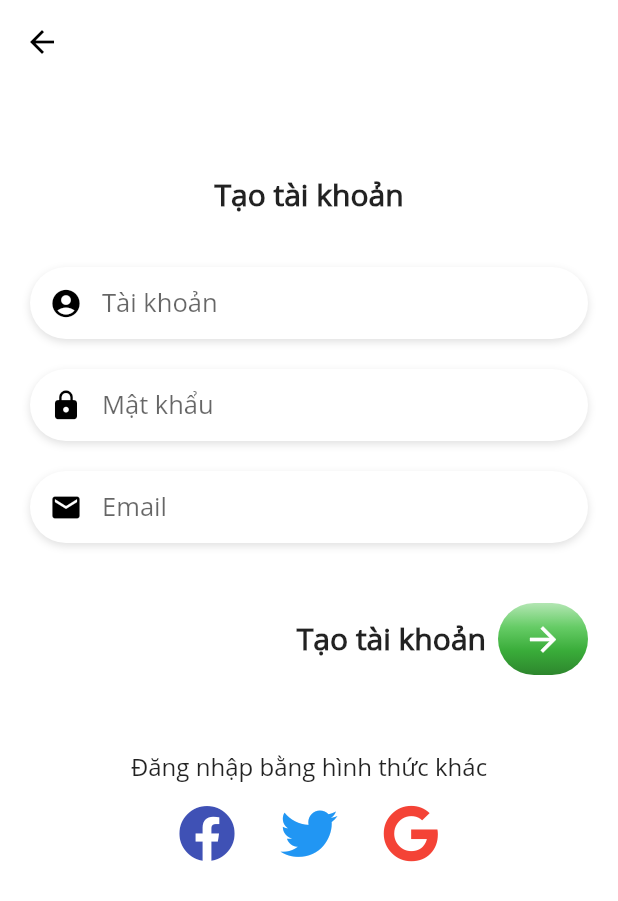
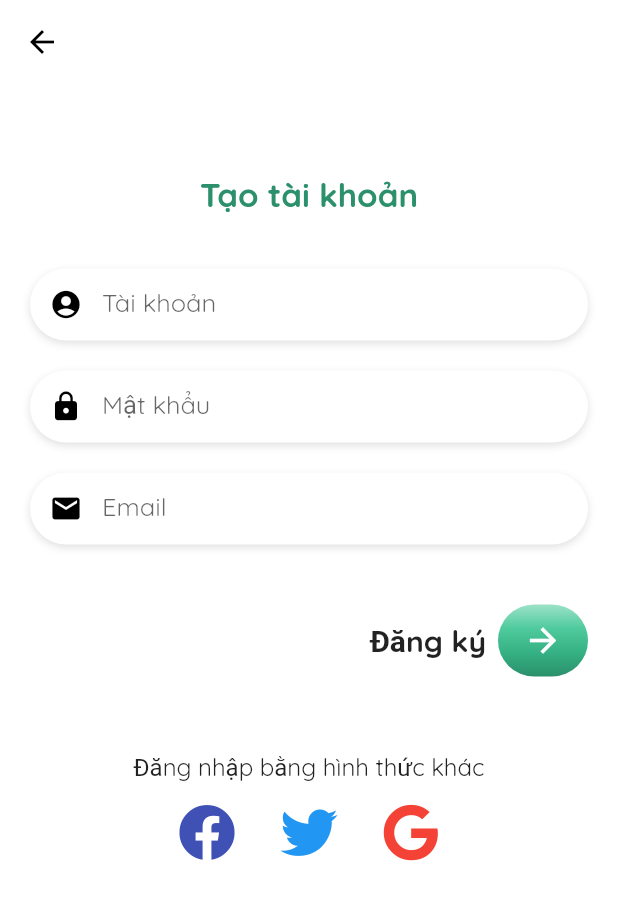
Before and after one commit to tientranzt/stupid_old, a Flutter app: the screen it shows after launch, after a tap on "Tạo tài khoản", on a phone screen of 412 x 824 dp. Shown: the top 901 px of the screen. Run offline on Flutter 3.47's test engine with Material 2 defaults, Android fonts, the phone set to English and light mode, and no system bars; our stand-ins replace font_awesome_flutter.

Commit message:
Add quicksand font and change little UI

```diff
--- a/lib/pages/create_account_screen.dart
+++ b/lib/pages/create_account_screen.dart
@@ -18,7 +18,9 @@ class CreateAccountScreen extends StatelessWidget {
         ),
       ),
       backgroundColor: Colors.white,
-      body: Padding(
+      body: GestureDetector(
+        onTap: ()=> FocusScope.of(context).unfocus(),
+        child: Padding(
           padding: EdgeInsets.only(right: 20, left: 20, top: 30, bottom: 15),
           child: SingleChildScrollView(
             child: Column(
@@ -30,9 +32,10 @@ class CreateAccountScreen extends StatelessWidget {
                       child: Text(
                         'Tạo tài khoản',
                         style: TextStyle(
-                          fontSize: 20,
-                          fontWeight: FontWeight.w600,
-                          fontFamily: 'OpenSans'),
+                          color: Color(0xFF2b906b),
+                            fontSize: 22,
+                            fontWeight: FontWeight.bold,
+                            fontFamily: 'Quicksand'),
                       ),
                     ),
                     TextFieldCustom(
@@ -42,6 +45,7 @@ class CreateAccountScreen extends StatelessWidget {
                     TextFieldCustom(
                       hint: 'Mật khẩu',
                       iconData: Icons.lock,
+                      obscureText: true,
                     ),
                     TextFieldCustom(
                       hint: 'Email',
@@ -51,7 +55,7 @@ class CreateAccountScreen extends StatelessWidget {
                       height: 40,
                     ),
                     SubmitButton(
-                    title: 'Tạo tài khoản',
+                      title: 'Đăng ký',
                     ),
                     SizedBox(
                       height: 50,
@@ -61,7 +65,7 @@ class CreateAccountScreen extends StatelessWidget {
                       style: TextStyle(
                           fontSize: 16,
                           fontWeight: FontWeight.w400,
-                        fontFamily: 'OpenSans'),
+                          fontFamily: 'Quicksand'),
                     ),
                   ],
                 ),
@@ -89,6 +93,7 @@ class CreateAccountScreen extends StatelessWidget {
             ),
           ),
         ),
+      ),
     );
   }
 }
--- a/lib/pages/login_sceen.dart
+++ b/lib/pages/login_sceen.dart
@@ -2,7 +2,7 @@ import 'package:flutter/cupertino.dart';
 import 'package:flutter/material.dart';
 import 'package:flutter/widgets.dart';
 import 'package:test_stupid/widgets/submit_button.dart';
-import '../widgets/text_field.dart';
+import 'package:test_stupid/widgets/text_field.dart';
 
 class LoginScreen extends StatelessWidget {
   static const String id = 'login';
@@ -24,7 +24,6 @@ class LoginScreen extends StatelessWidget {
                     ),
                     child: IntrinsicHeight(
                       child: Column(
-//                        mainAxisSize: MainAxisSize.max,
                         children: <Widget>[
                           Column(
                             crossAxisAlignment: CrossAxisAlignment.start,
@@ -33,9 +32,10 @@ class LoginScreen extends StatelessWidget {
                                 child: Text(
                                   'Chào!',
                                   style: TextStyle(
+                                    color: Color(0xFF2b906b),
                                       fontSize: 60,
                                       fontWeight: FontWeight.w600,
-                                      fontFamily: 'OpenSans'),
+                                      fontFamily: 'Quicksand'),
                                 ),
                                 padding: EdgeInsets.only(top: 100),
                               ),
@@ -46,7 +46,7 @@ class LoginScreen extends StatelessWidget {
                                   style: TextStyle(
                                       fontSize: 20,
                                       fontWeight: FontWeight.w600,
-                                      fontFamily: 'OpenSans'),
+                                      fontFamily: 'Quicksand'),
                                 ),
                               ),
                             ],
@@ -83,16 +83,18 @@ class LoginScreen extends StatelessWidget {
                                       child: Text(
                                         'Tạo tài khoản',
                                         style: TextStyle(
-                                            decoration: TextDecoration
-                                                .underline,
+                                            decoration:
+                                                TextDecoration.underline,
                                             fontSize: 16,
                                             fontWeight: FontWeight.w600,
-                                            fontFamily: 'OpenSans'),
+                                            fontFamily: 'Quicksand'),
                                       ),
                                     )
                                   ],
                                 ),
-                                SizedBox(height: 30,)
+                                SizedBox(
+                                  height: 30,
+                                )
                               ],
                             ),
                           )
--- a/lib/utils/constant.dart
+++ b/lib/utils/constant.dart
@@ -19,7 +19,7 @@ InputDecoration kTextFieldStyle(
     {@required String hint, @required IconData preIcon}) {
   return InputDecoration(
     border: InputBorder.none,
-    hintStyle: TextStyle(fontSize: 17,fontFamily: 'OpenSans'),
+    hintStyle: TextStyle(fontSize: 17,fontFamily: 'Quicksand'),
     prefixIcon: Icon(
       preIcon,
       color: Colors.black,
--- a/lib/widgets/submit_button.dart
+++ b/lib/widgets/submit_button.dart
@@ -12,7 +12,7 @@ class SubmitButton extends StatelessWidget {
       children: <Widget>[
         Text(
           title,
-          style: TextStyle(fontSize: 20, fontWeight: FontWeight.bold,fontFamily: 'OpenSans'),
+          style: TextStyle(fontSize: 20, fontWeight: FontWeight.bold,fontFamily: 'Quicksand'),
         ),
         Container(
           width: 60,
@@ -24,10 +24,10 @@ class SubmitButton extends StatelessWidget {
                   begin: Alignment.topCenter,
                   end: Alignment.bottomCenter,
                   colors: [
-                    Color(0xFFb3e6b3),
-                    Color(0xFF66cc66),
-                    Color(0xFF39ac39),
-                    Color(0xFF2d862d),
+                    Color(0xFF9de2c8),
+                    Color(0xFF4eca9d),
+                    Color(0xFF35b183),
+                    Color(0xFF2b906b),
                   ])),
           child: IconButton(
             icon: Icon(
--- a/lib/widgets/text_field.dart
+++ b/lib/widgets/text_field.dart
@@ -19,7 +19,7 @@ class TextFieldCustom extends StatelessWidget {
       child: TextField(
         obscureText: obscureText,
         style: TextStyle(
-            color: Colors.black, fontWeight: FontWeight.w500, fontSize: 18),
+            color: Colors.black, fontWeight: FontWeight.w400, fontSize: 17),
         decoration: kTextFieldStyle(hint: hint, preIcon: iconData),
       ),
     );
--- a/pubspec.yaml
+++ b/pubspec.yaml
@@ -13,6 +13,7 @@ dependencies:
   cupertino_icons: ^0.1.2
   font_awesome_flutter: ^8.5.0
 
+
 dev_dependencies:
   flutter_test:
     sdk: flutter
@@ -20,6 +21,7 @@ dev_dependencies:
 flutter:
   uses-material-design: true
   fonts:
-    - family: OpenSans
+    - family: Quicksand
       fonts:
-        - asset: assets/fonts/OpenSans.ttf
+        - asset: assets/fonts/Quicksand-Regular.ttf
+        - asset: assets/fonts/Quicksand-Bold.ttf
```
Also changed, not shown: assets/fonts/OpenSans.ttf (deleted), 1 other file. Lines whose indentation alone changed are shown as unchanged.
